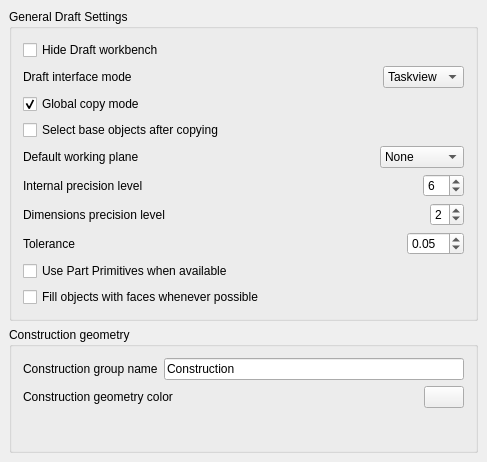
Old version of the form src/Mod/Draft/Resources/ui/userprefs-base.ui in the repository berndhahnebach/All_FreeCAD.
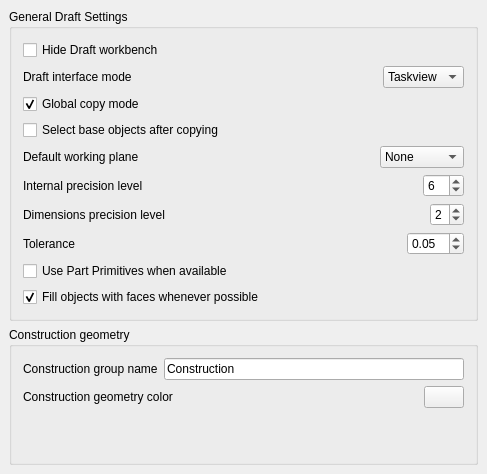
New version of the form. Custom widgets are drawn as their Qt base class.

Commit message: Draft: Made initial Face mode dependent on fill mode pref setting - fixes #1812

```diff
--- a/src/Mod/Draft/Resources/ui/userprefs-base.ui
+++ b/src/Mod/Draft/Resources/ui/userprefs-base.ui
@@ -7,7 +7,7 @@
     <x>0</x>
     <y>0</y>
     <width>487</width>
-    <height>462</height>
+    <height>474</height>
    </rect>
   </property>
   <property name="windowTitle">
@@ -365,6 +365,9 @@
           <property name="text">
            <string>Fill objects with faces whenever possible</string>
           </property>
+          <property name="checked">
+           <bool>true</bool>
+          </property>
           <property name="prefEntry" stdset="0">
            <cstring>fillmode</cstring>
           </property>
```
The commit also changes 2 other files.
